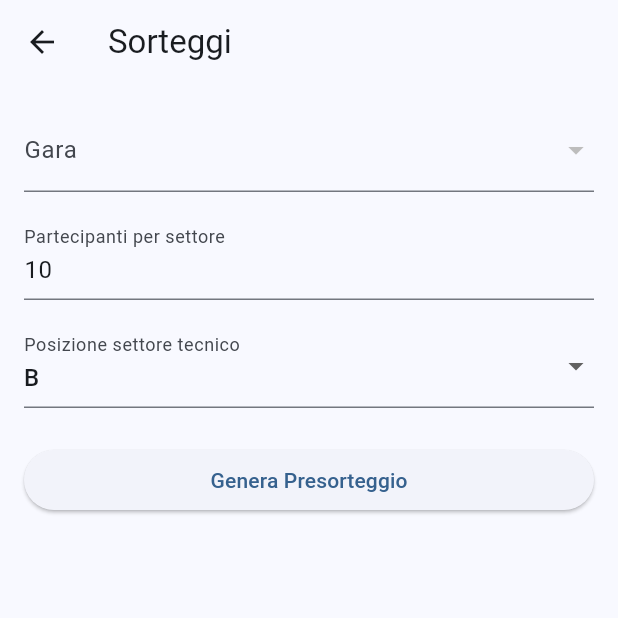
After one commit to leandrobarchiesi-source/app-gare-pesca, a Flutter app: the SorteggiPage screen opened directly, after a tap on "Genera Presorteggio", on a phone screen of 412 x 824 dp, the top half of it. The commit adds this screen. Run offline on Flutter 3.47's test engine with Material 3 defaults, Android fonts, the phone set to English and light mode, and no system bars; our stand-ins replace supabase_flutter; accounts and stored records are empty.

Commit message:
Inizio modulo sorteggi

```diff
--- a/lib/dashboard/dashboard_page.dart
+++ b/lib/dashboard/dashboard_page.dart
@@ -5,6 +5,7 @@ import '../features/pescatori/pescatori_page.dart';
 import '../features/trofei/trofei_page.dart';
 import '../features/gare/gare_page.dart';
 import '../features/iscrizioni/iscrizioni_page.dart';
+import '../features/sorteggi/sorteggi_page.dart';
 
 class DashboardPage extends StatelessWidget {
   const DashboardPage({super.key});
@@ -98,6 +99,20 @@ class DashboardPage extends StatelessWidget {
     );
   },
 ),
+
+_menuCard(
+  context,
+  icon: Icons.casino,
+  titolo: 'Sorteggi',
+  onTap: () {
+    Navigator.push(
+      context,
+      MaterialPageRoute(
+        builder: (_) => const SorteggiPage(),
+      ),
+    );
+  },
+),
         ],
       ),
       bottomNavigationBar: Padding(
--- /dev/null
+++ b/lib/features/sorteggi/sorteggi_page.dart
@@ -0,0 +1,218 @@
+import 'package:flutter/material.dart';
+import 'sorteggi_service.dart';
+
+class SorteggiPage extends StatefulWidget {
+  const SorteggiPage({
+    super.key,
+  });
+
+  @override
+  State<SorteggiPage> createState() => _SorteggiPageState();
+}
+
+class _SorteggiPageState extends State<SorteggiPage> {
+  final service = SorteggiService();
+
+  List<Map<String, dynamic>> gare = [];
+  List<String> anteprima = [];
+
+  String? garaSelezionata;
+
+  final partecipantiPerSettoreController =
+      TextEditingController(
+    text: '10',
+  );
+
+  String posizioneTecnico = 'B';
+
+  @override
+  void initState() {
+    super.initState();
+
+    caricaGare();
+  }
+
+  Future<void> caricaGare() async {
+    try {
+      final data = await service.getGare();
+
+      setState(() {
+        gare = List<Map<String, dynamic>>.from(
+          data,
+        );
+      });
+    } catch (e) {
+      print(
+        'ERRORE GARE: $e',
+      );
+    }
+  }
+
+@override
+Widget build(BuildContext context) {
+  return Scaffold(
+    appBar: AppBar(
+      title: const Text(
+        'Sorteggi',
+      ),
+    ),
+    body: ListView(
+      padding: const EdgeInsets.all(16),
+      children: [
+        DropdownButtonFormField<String>(
+          value: garaSelezionata,
+          decoration: const InputDecoration(
+            labelText: 'Gara',
+          ),
+          items: gare.map((g) {
+            final nomeTrofeo =
+                g['trofeo']?['nome'];
+
+            final testo =
+                nomeTrofeo != null
+                    ? '$nomeTrofeo - ${g['nome']}'
+                    : g['nome'];
+
+            return DropdownMenuItem<String>(
+              value: g['id'],
+              child: Text(
+                testo,
+              ),
+            );
+          }).toList(),
+          onChanged: (v) {
+            setState(() {
+              garaSelezionata = v;
+            });
+          },
+        ),
+        const SizedBox(
+          height: 16,
+        ),
+        TextFormField(
+          controller:
+              partecipantiPerSettoreController,
+          keyboardType:
+              TextInputType.number,
+          decoration: const InputDecoration(
+            labelText:
+                'Partecipanti per settore',
+          ),
+        ),
+        const SizedBox(
+          height: 16,
+        ),
+        DropdownButtonFormField<String>(
+          value: posizioneTecnico,
+          decoration: const InputDecoration(
+            labelText:
+                'Posizione settore tecnico',
+          ),
+          items: const [
+            DropdownMenuItem(
+              value: 'A',
+              child: Text('A'),
+            ),
+            DropdownMenuItem(
+              value: 'B',
+              child: Text('B'),
+            ),
+            DropdownMenuItem(
+              value: 'C',
+              child: Text('C'),
+            ),
+            DropdownMenuItem(
+              value: 'D',
+              child: Text('D'),
+            ),
+            DropdownMenuItem(
+              value: 'E',
+              child: Text('E'),
+            ),
+          ],
+          onChanged: (v) {
+            if (v == null) return;
+
+            setState(() {
+              posizioneTecnico = v;
+            });
+          },
+        ),
+        const SizedBox(
+          height: 24,
+        ),
+        ElevatedButton(
+          onPressed: () async {
+            if (garaSelezionata == null) {
+              return;
+            }
+
+            final iscrizioni =
+                await service.getIscrizioniByGara(
+              garaSelezionata!,
+            );
+
+            final gara = gare.firstWhere(
+              (g) => g['id'] == garaSelezionata,
+            );
+
+            final zone = <int, int>{};
+
+            for (final i in iscrizioni) {
+              final zona = i['zona'] as int;
+
+              zone[zona] =
+                  (zone[zona] ?? 0) + 1;
+            }
+
+            final nuovaAnteprima =
+                <String>[];
+
+            nuovaAnteprima.add(
+              'MODALITA: ${gara['modalita_gara']}',
+            );
+
+            final zoneOrdinate =
+                zone.keys.toList()
+                  ..sort();
+
+            for (final zona in zoneOrdinate) {
+              nuovaAnteprima.add('');
+
+              nuovaAnteprima.add(
+                'Zona $zona',
+              );
+
+              nuovaAnteprima.add(
+                'Concorrenti: ${zone[zona]}',
+              );
+            }
+
+            setState(() {
+              anteprima =
+                  nuovaAnteprima;
+            });
+          },
+          child: const Text(
+            'Genera Presorteggio',
+          ),
+        ),
+        const SizedBox(
+          height: 24,
+        ),
+        ...anteprima.map(
+          (riga) => Padding(
+            padding:
+                const EdgeInsets.only(
+              bottom: 4,
+            ),
+            child: Text(
+              riga,
+            ),
+          ),
+        ),
+      ],
+    ),
+  );
+}
+}
--- /dev/null
+++ b/lib/features/sorteggi/sorteggi_service.dart
@@ -0,0 +1,44 @@
+import 'package:supabase_flutter/supabase_flutter.dart';
+
+class SorteggiService {
+  final supabase = Supabase.instance.client;
+
+  Future<List<Map<String, dynamic>>> getGare() async {
+    final data = await supabase
+    .from('gare')
+    .select('''
+      *,
+      trofeo:trofei(*)
+    ''')
+    .eq(
+      'deleted',
+      false,
+    )
+    .order(
+      'data_gara',
+    );
+    return List<Map<String, dynamic>>.from(
+      data,
+    );
+
+  }
+  Future<List<Map<String, dynamic>>> getIscrizioniByGara(
+  String garaId,
+) async {
+  final data = await supabase
+      .from('iscrizioni')
+      .select('''
+        *,
+        pescatore:pescatori(*),
+        gruppo:gruppi(*)
+      ''')
+      .eq(
+        'gara_id',
+        garaId,
+      );
+
+  return List<Map<String, dynamic>>.from(
+    data,
+  );
+}
+}
```
Lines whose indentation alone changed are shown as unchanged.
